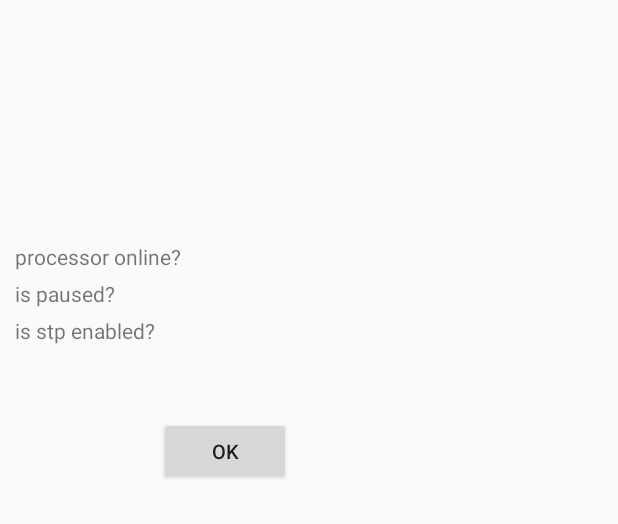
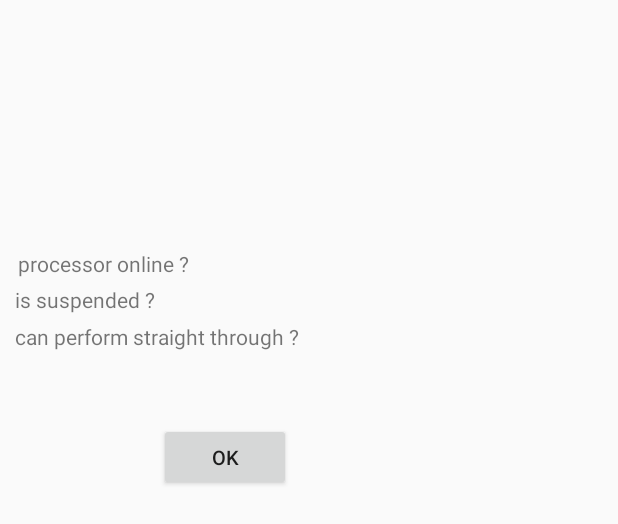
Before and after one commit to ojoadeolagabriel/autopay_go_online, an Android app: the layout bank_summary_popup.xml on its own in the app's theme, with its tools: preview values and no code run, on a phone screen of 412 x 824 dp. Shown: the top 524 px of the screen. Run offline under Robolectric (Android 15) with nearby library versions, the phone set to English and light mode, and no system bars.

Commit message:
first blood 2

```diff
--- a/app/src/main/res/layout/bank_summary_popup.xml
+++ b/app/src/main/res/layout/bank_summary_popup.xml
@@ -32,18 +32,25 @@
         android:layout_height="wrap_content" />
 
     <LinearLayout
+        android:padding="2dp"
         android:orientation="horizontal"
         android:layout_width="match_parent"
         android:layout_height="wrap_content">
+
         <TextView
-            android:text="processor online?"
+            android:text="processor online ?"
             android:layout_marginLeft="10dp"
-            android:layout_marginRight="10dp"
             android:layout_marginBottom="5dp"
-            android:layout_gravity="center_horizontal|center_vertical"
             android:id="@+id/tvIsOnline"
             android:layout_width="match_parent"
             android:layout_height="wrap_content" />
+
+        <ImageView
+            android:layout_height="20dp"
+            android:layout_width="20dp"
+            android:src="@drawable/good"
+            android:id="@+id/imgBankLogoIsOnline"/>
+
     </LinearLayout>
 
     <LinearLayout
@@ -51,7 +58,7 @@
         android:layout_width="match_parent"
         android:layout_height="wrap_content">
         <TextView
-            android:text="is paused?"
+            android:text="is suspended ?"
             android:layout_marginLeft="10dp"
             android:layout_marginRight="10dp"
             android:layout_marginBottom="5dp"
@@ -59,6 +66,12 @@
             android:id="@+id/tvIsPaused"
             android:layout_width="match_parent"
             android:layout_height="wrap_content" />
+
+        <ImageView
+            android:layout_height="20dp"
+            android:layout_width="20dp"
+            android:src="@drawable/good"
+            android:id="@+id/imgBankLogoIsSuspended"/>
     </LinearLayout>
 
     <LinearLayout
@@ -66,7 +79,7 @@
         android:layout_width="match_parent"
         android:layout_height="wrap_content">
         <TextView
-            android:text="is stp enabled?"
+            android:text="can perform straight through ?"
             android:layout_marginLeft="10dp"
             android:layout_marginRight="10dp"
             android:layout_marginBottom="5dp"
@@ -74,6 +87,11 @@
             android:id="@+id/tvIsStp"
             android:layout_width="match_parent"
             android:layout_height="wrap_content" />
+        <ImageView
+            android:layout_height="20dp"
+            android:layout_width="20dp"
+            android:src="@drawable/good"
+            android:id="@+id/imgBankLogoIsStp"/>
     </LinearLayout>
 
     <Button
```
Also changed, not shown: app/src/main/res/drawable/good.png (added).
